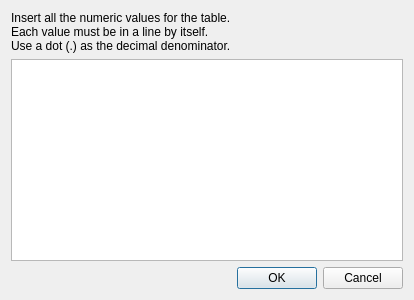
First picture: the form in ui/datainsert.ui, repository h-nick/SHelper, before the edit.
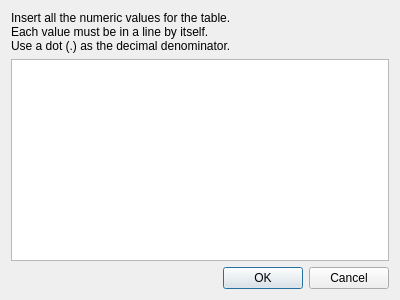
Second picture: the form after the edit.

The edit to the form file:
```diff
--- a/ui/datainsert.ui
+++ b/ui/datainsert.ui
@@ -44,7 +44,7 @@
    <item row="1" column="0" colspan="3">
     <widget class="QPlainTextEdit" name="values"/>
    </item>
-   <item row="0" column="0">
+   <item row="0" column="0" colspan="2">
     <widget class="QLabel" name="label">
      <property name="text">
       <string>&lt;html&gt;&lt;head/&gt;&lt;body&gt;&lt;p&gt;Insert all the numeric values for the table.&lt;br/&gt;Each value must be in a line by itself.&lt;br/&gt;Use a dot (.) as the decimal denominator.&lt;/p&gt;&lt;/body&gt;&lt;/html&gt;</string>
```
Left out of the diff: 2 changed lines with no effect on the pictures.
